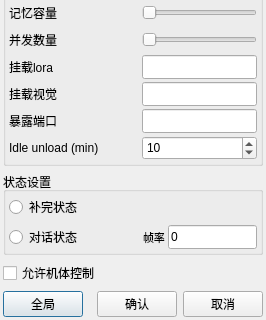
Qt form src/widget/settings_dialog.ui (ylsdamxssjxxdd/eva) before a commit; both pictures show x 0 to 266 and y 300 to 620 of the 266 by 620 pixel window.
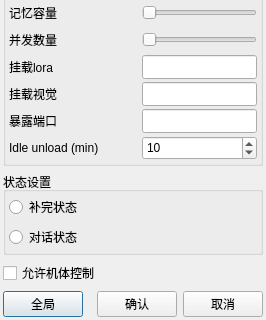
The same form after that commit.

Commit message: 移除未使用的监视帧/监视帧率功能与设置项

The edit to the form file:
```diff
--- a/src/widget/settings_dialog.ui
+++ b/src/widget/settings_dialog.ui
@@ -855,49 +855,6 @@
           </property>
          </spacer>
         </item>
-        <item>
-         <widget class="QLabel" name="frame_label">
-          <property name="minimumSize">
-           <size>
-            <width>0</width>
-            <height>24</height>
-           </size>
-          </property>
-          <property name="maximumSize">
-           <size>
-            <width>16777215</width>
-            <height>24</height>
-           </size>
-          </property>
-          <property name="font">
-           <font>
-            <pointsize>8</pointsize>
-           </font>
-          </property>
-          <property name="text">
-           <string>帧率</string>
-          </property>
-         </widget>
-        </item>
-        <item>
-         <widget class="QLineEdit" name="frame_lineEdit">
-          <property name="minimumSize">
-           <size>
-            <width>0</width>
-            <height>24</height>
-           </size>
-          </property>
-          <property name="maximumSize">
-           <size>
-            <width>16777215</width>
-            <height>24</height>
-           </size>
-          </property>
-          <property name="text">
-           <string>0</string>
-          </property>
-         </widget>
-        </item>
        </layout>
       </item>
     </layout>
```
The commit also changes 18 other files.
